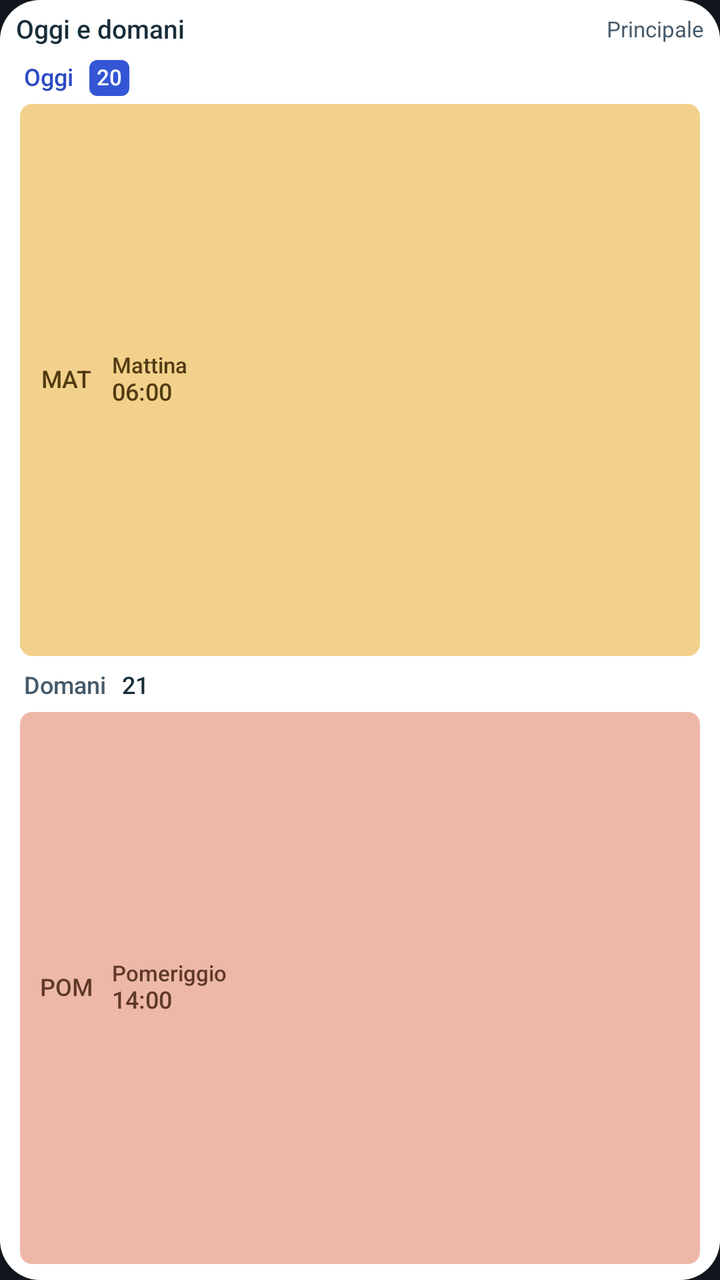
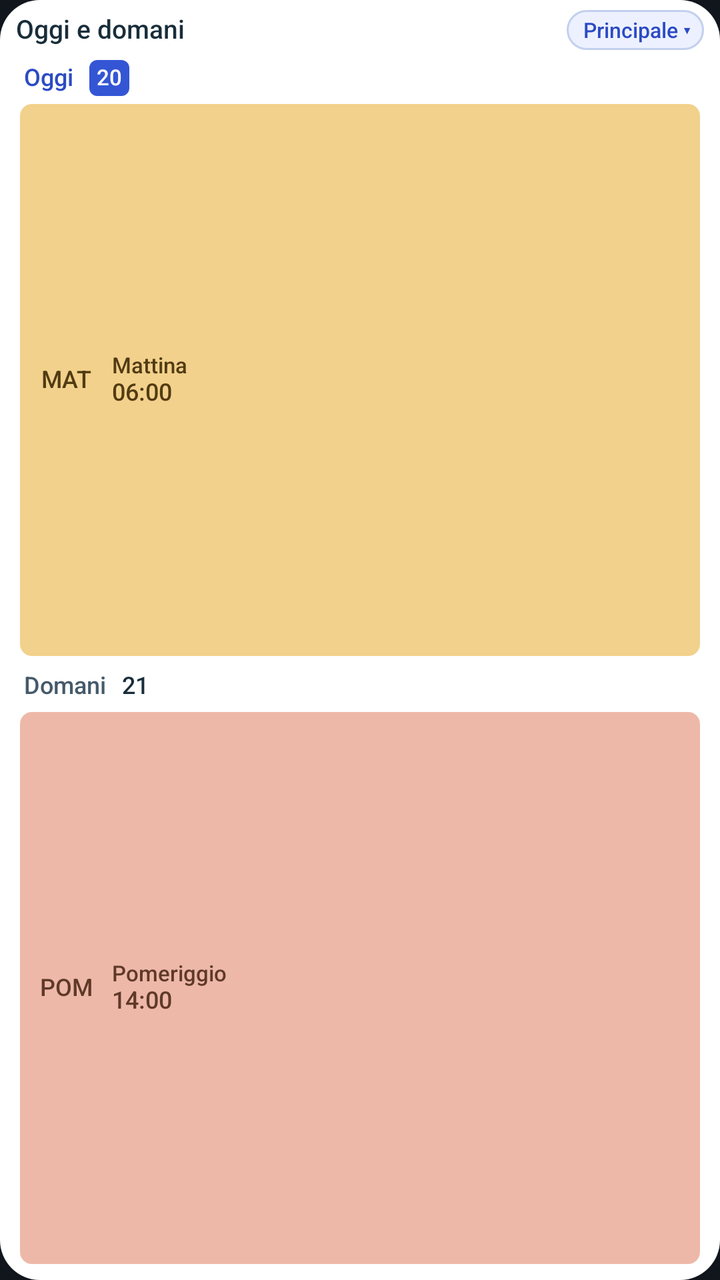

Before-and-after screenshots of an Android layout around one commit, followed by the original layout XML and the change that was made.
<!-- AndroidManifest.xml: application theme Theme.CalendarioTurni -->
<!-- res/layout/widget_preview_today_tomorrow.xml -->
<?xml version="1.0" encoding="utf-8"?>
<LinearLayout xmlns:android="http://schemas.android.com/apk/res/android"
    android:layout_width="match_parent"
    android:layout_height="match_parent"
    android:background="@drawable/bg_widget_preview_container"
    android:orientation="vertical"
    android:paddingStart="8dp"
    android:paddingTop="4dp"
    android:paddingEnd="8dp"
    android:paddingBottom="6dp">

    <LinearLayout
        android:layout_width="match_parent"
        android:layout_height="22dp"
        android:gravity="center_vertical"
        android:orientation="horizontal">

        <TextView
            android:layout_width="0dp"
            android:layout_height="match_parent"
            android:layout_weight="1"
            android:ellipsize="end"
            android:fontFamily="sans-serif-medium"
            android:gravity="center_vertical"
            android:includeFontPadding="false"
            android:singleLine="true"
            android:text="Oggi e domani"
            android:textColor="@color/widget_text"
            android:textSize="13sp" />

        <TextView
            android:layout_width="wrap_content"
            android:layout_height="match_parent"
            android:fontFamily="sans-serif"
            android:gravity="end|center_vertical"
            android:includeFontPadding="false"
            android:paddingStart="6dp"
            android:singleLine="true"
            android:text="Principale"
            android:textColor="@color/widget_secondary_text"
            android:textSize="11sp" />
    </LinearLayout>

    
    <LinearLayout
        android:layout_width="match_parent"
        android:layout_height="0dp"
        android:layout_weight="1"
        android:orientation="vertical"
        android:paddingTop="2dp"
        android:paddingBottom="2dp">

        <LinearLayout
            android:layout_width="match_parent"
            android:layout_height="22dp"
            android:gravity="center_vertical"
            android:orientation="horizontal"
            android:paddingStart="4dp"
            android:paddingEnd="4dp">

            <TextView
                android:layout_width="wrap_content"
                android:layout_height="wrap_content"
                android:fontFamily="sans-serif-medium"
                android:includeFontPadding="false"
                android:text="Oggi"
                android:textColor="@color/widget_brand_ink"
                android:textSize="12sp" />

            <TextView
                android:layout_width="20dp"
                android:layout_height="18dp"
                android:layout_marginStart="8dp"
                android:background="@drawable/bg_widget_preview_today_badge"
                android:fontFamily="sans-serif-medium"
                android:gravity="center"
                android:includeFontPadding="false"
                android:text="20"
                android:textColor="@color/widget_on_brand"
                android:textSize="11sp" />
        </LinearLayout>

        <LinearLayout
            android:layout_width="match_parent"
            android:layout_height="0dp"
            android:layout_marginStart="2dp"
            android:layout_marginTop="2dp"
            android:layout_marginEnd="2dp"
            android:layout_weight="1"
            android:background="@drawable/bg_widget_preview_pill_morning"
            android:gravity="center_vertical"
            android:orientation="horizontal"
            android:paddingStart="6dp"
            android:paddingEnd="8dp">

            <TextView
                android:layout_width="34dp"
                android:layout_height="match_parent"
                android:fontFamily="sans-serif-medium"
                android:gravity="center"
                android:includeFontPadding="false"
                android:text="MAT"
                android:textColor="@color/widget_shift_morning_ink"
                android:textSize="12sp" />

            <LinearLayout
                android:layout_width="0dp"
                android:layout_height="wrap_content"
                android:layout_weight="1"
                android:orientation="vertical"
                android:paddingStart="6dp">

                <TextView
                    android:layout_width="match_parent"
                    android:layout_height="wrap_content"
                    android:ellipsize="end"
                    android:fontFamily="sans-serif-medium"
                    android:includeFontPadding="false"
                    android:singleLine="true"
                    android:text="Mattina"
                    android:textColor="@color/widget_shift_morning_ink"
                    android:textSize="11sp" />

                <TextView
                    android:layout_width="match_parent"
                    android:layout_height="wrap_content"
                    android:fontFamily="sans-serif-medium"
                    android:includeFontPadding="false"
                    android:singleLine="true"
                    android:text="06:00"
                    android:textColor="@color/widget_shift_morning_ink"
                    android:textSize="12sp" />
            </LinearLayout>
        </LinearLayout>
    </LinearLayout>

    
    <LinearLayout
        android:layout_width="match_parent"
        android:layout_height="0dp"
        android:layout_weight="1"
        android:orientation="vertical"
        android:paddingTop="2dp"
        android:paddingBottom="2dp">

        <LinearLayout
            android:layout_width="match_parent"
            android:layout_height="22dp"
            android:gravity="center_vertical"
            android:orientation="horizontal"
            android:paddingStart="4dp"
            android:paddingEnd="4dp">

            <TextView
                android:layout_width="wrap_content"
                android:layout_height="wrap_content"
                android:fontFamily="sans-serif-medium"
                android:includeFontPadding="false"
                android:text="Domani"
                android:textColor="@color/widget_secondary_text"
                android:textSize="12sp" />

            <TextView
                android:layout_width="wrap_content"
                android:layout_height="wrap_content"
                android:layout_marginStart="8dp"
                android:fontFamily="sans-serif-medium"
                android:includeFontPadding="false"
                android:text="21"
                android:textColor="@color/widget_text"
                android:textSize="12sp" />
        </LinearLayout>

        <LinearLayout
            android:layout_width="match_parent"
            android:layout_height="0dp"
            android:layout_marginStart="2dp"
            android:layout_marginTop="2dp"
            android:layout_marginEnd="2dp"
            android:layout_weight="1"
            android:background="@drawable/bg_widget_preview_pill_afternoon"
            android:gravity="center_vertical"
            android:orientation="horizontal"
            android:paddingStart="6dp"
            android:paddingEnd="8dp">

            <TextView
                android:layout_width="34dp"
                android:layout_height="match_parent"
                android:fontFamily="sans-serif-medium"
                android:gravity="center"
                android:includeFontPadding="false"
                android:text="POM"
                android:textColor="@color/widget_shift_afternoon_ink"
                android:textSize="12sp" />

            <LinearLayout
                android:layout_width="0dp"
                android:layout_height="wrap_content"
                android:layout_weight="1"
                android:orientation="vertical"
                android:paddingStart="6dp">

                <TextView
                    android:layout_width="match_parent"
                    android:layout_height="wrap_content"
                    android:ellipsize="end"
                    android:fontFamily="sans-serif-medium"
                    android:includeFontPadding="false"
                    android:singleLine="true"
                    android:text="Pomeriggio"
                    android:textColor="@color/widget_shift_afternoon_ink"
                    android:textSize="11sp" />

                <TextView
                    android:layout_width="match_parent"
                    android:layout_height="wrap_content"
                    android:fontFamily="sans-serif-medium"
                    android:includeFontPadding="false"
                    android:singleLine="true"
                    android:text="14:00"
                    android:textColor="@color/widget_shift_afternoon_ink"
                    android:textSize="12sp" />
            </LinearLayout>
        </LinearLayout>
    </LinearLayout>
</LinearLayout>
<!-- resources referenced by this layout -->
<resources>
  <color name="widget_brand_ink">#2C4BC3</color>
  <color name="widget_on_brand">#FFFFFF</color>
  <color name="widget_secondary_text">#455A6A</color>
  <color name="widget_shift_afternoon_ink">#5F3928</color>
  <color name="widget_shift_morning_ink">#513B12</color>
  <color name="widget_text">#182D3A</color>
  <!-- drawable bg_widget_preview_container (drawable) -->
  <?xml version="1.0" encoding="utf-8"?>
  <shape xmlns:android="http://schemas.android.com/apk/res/android" android:shape="rectangle">
      <solid android:color="@color/widget_surface" />
      <corners android:radius="20dp" />
  </shape>
  <!-- drawable bg_widget_preview_pill_afternoon (drawable) -->
  <?xml version="1.0" encoding="utf-8"?>
  <shape xmlns:android="http://schemas.android.com/apk/res/android" android:shape="rectangle">
      <solid android:color="@color/widget_shift_afternoon_fill" />
      <corners android:radius="6dp" />
  </shape>
  <!-- drawable bg_widget_preview_pill_morning (drawable) -->
  <?xml version="1.0" encoding="utf-8"?>
  <shape xmlns:android="http://schemas.android.com/apk/res/android" android:shape="rectangle">
      <solid android:color="@color/widget_shift_morning_fill" />
      <corners android:radius="6dp" />
  </shape>
  <!-- drawable bg_widget_preview_today_badge (drawable) -->
  <?xml version="1.0" encoding="utf-8"?>
  <shape xmlns:android="http://schemas.android.com/apk/res/android" android:shape="rectangle">
      <solid android:color="@color/widget_brand" />
      <corners android:radius="4dp" />
  </shape>
  <style name="Theme.CalendarioTurni" parent="android:Theme.Material.NoActionBar">
          <item name="android:statusBarColor">#10161B</item>
          <item name="android:navigationBarColor">#10161B</item>
          <item name="android:windowBackground">#10161B</item>
      </style>
  <color name="widget_surface">#FFFFFF</color>
  <color name="widget_shift_afternoon_fill">#EDB8A8</color>
  <color name="widget_shift_morning_fill">#F2D18C</color>
  <color name="widget_brand">#3456D5</color>
</resources>

<!-- the commit's change to res/layout/widget_preview_today_tomorrow.xml (unified diff, before → after) -->
@@ -30,15 +30,18 @@
 
         <TextView
             android:layout_width="wrap_content"
-            android:layout_height="match_parent"
-            android:fontFamily="sans-serif"
-            android:gravity="end|center_vertical"
+            android:layout_height="20dp"
+            android:layout_marginStart="4dp"
+            android:background="@drawable/bg_widget_preview_work_chip"
+            android:fontFamily="sans-serif-medium"
+            android:gravity="center"
             android:includeFontPadding="false"
-            android:paddingStart="6dp"
+            android:paddingStart="8dp"
+            android:paddingEnd="7dp"
             android:singleLine="true"
-            android:text="Principale"
-            android:textColor="@color/widget_secondary_text"
-            android:textSize="11sp" />
+            android:text="Principale ▾"
+            android:textColor="@color/widget_brand_ink"
+            android:textSize="10.5sp" />
     </LinearLayout>
 
     
<!-- resource entries referenced after the edit -->
@@ -30,6 +30,13 @@
       <solid android:color="@color/widget_brand" />
       <corners android:radius="4dp" />
   </shape>
+  <!-- drawable bg_widget_preview_work_chip (drawable) -->
+  <?xml version="1.0" encoding="utf-8"?>
+  <shape xmlns:android="http://schemas.android.com/apk/res/android" android:shape="rectangle">
+      <solid android:color="@color/widget_chip_fill" />
+      <stroke android:width="1dp" android:color="@color/widget_chip_stroke" />
+      <corners android:radius="999dp" />
+  </shape>
   <style name="Theme.CalendarioTurni" parent="android:Theme.Material.NoActionBar">
           <item name="android:statusBarColor">#10161B</item>
           <item name="android:navigationBarColor">#10161B</item>
@@ -39,5 +46,7 @@
   <color name="widget_shift_afternoon_fill">#EDB8A8</color>
   <color name="widget_shift_morning_fill">#F2D18C</color>
   <color name="widget_brand">#3456D5</color>
+  <color name="widget_chip_fill">#EDF1FF</color>
+  <color name="widget_chip_stroke">#C3D0EE</color>
 </resources>
 
